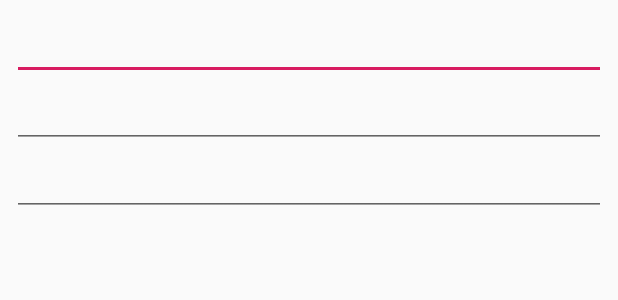
After one commit to IvanAkhmylin/GarbageRemover, an Android app: the layout edit_profile_layout.xml on its own in the app's theme, with its tools: preview values and no code run, on a phone screen of 412 x 824 dp. The commit adds this screen. Shown: the top 300 px of the screen. Run offline under Robolectric (Android 15) with nearby library versions, the phone set to English and light mode, and no system bars.

Commit message:
Added the ability to change user image,name,surname,city.

```diff
--- a/app/build.gradle
+++ b/app/build.gradle
@@ -32,10 +32,12 @@ dependencies {
     implementation 'com.google.firebase:firebase-core:16.0.8'
     implementation 'com.google.firebase:firebase-database:16.0.1'
     implementation 'com.google.android.gms:play-services-auth:16.0.1'
+    implementation 'com.google.firebase:firebase-storage:16.0.1'
     testImplementation 'junit:junit:4.12'
     androidTestImplementation 'com.android.support.test:runner:1.0.2'
     androidTestImplementation 'com.android.support.test.espresso:espresso-core:3.0.2'
     implementation 'de.hdodenhof:circleimageview:3.0.0'
     implementation 'com.android.support:cardview-v7:28.0.0'
     implementation 'com.github.pinball83:masked-edittext:1.0.4'
+    implementation 'com.squareup.picasso:picasso:2.71828'
 }
--- a/app/src/main/res/layout/activity_user.xml
+++ b/app/src/main/res/layout/activity_user.xml
@@ -27,7 +27,6 @@
                 android:id="@+id/image_profile"
                 android:layout_marginTop="50dp"
                 android:scaleType="centerCrop"
-                android:src="@mipmap/ic_launcher"
                 android:layout_width="150dp"
                 android:layout_height="150dp" />
             <TextView
--- /dev/null
+++ b/app/src/main/res/layout/edit_profile_layout.xml
@@ -0,0 +1,21 @@
+<?xml version="1.0" encoding="utf-8"?>
+<LinearLayout
+    xmlns:android="http://schemas.android.com/apk/res/android"
+    android:layout_width="match_parent"
+    android:layout_height="match_parent"
+    android:orientation="vertical"
+    android:padding="8dp">
+    <EditText
+        android:id="@+id/change_name"
+        android:layout_width="match_parent"
+        android:layout_height="wrap_content" />
+    <EditText
+        android:id="@+id/change_surname"
+        android:layout_width="match_parent"
+        android:layout_height="wrap_content" />
+    <EditText
+        android:id="@+id/change_city"
+        android:layout_width="match_parent"
+        android:layout_height="wrap_content" />
+
+</LinearLayout>
--- a/app/src/main/res/layout/user_profile_toolbar.xml
+++ b/app/src/main/res/layout/user_profile_toolbar.xml
@@ -23,7 +23,6 @@
             android:layout_marginStart="15dp"
             android:textSize="18sp"
             android:textColor="@android:color/white"
-            android:text=""
             android:layout_width="wrap_content"
             android:layout_height="wrap_content" />
     </LinearLayout>
```
Also changed, not shown: app/src/main/java/com/example/garbageremover/Adapter/EditProfileDiaolog.java (added, +76 -0 lines), app/src/main/java/com/example/garbageremover/MainActivity.java (+24 -7 lines), app/src/main/java/com/example/garbageremover/UserActivity.java (+78 -2 lines), app/src/main/res/drawable/user_default_image.png (added).
